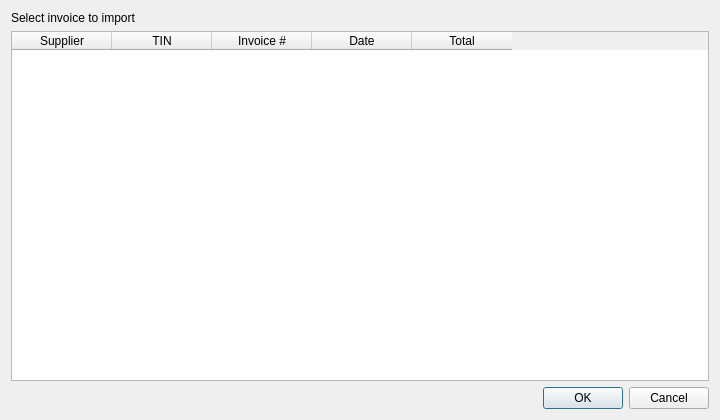
Qt form FrontDesk/dlgstoreinputxmlinvoicepick.ui (End1-1/Cafe5) before a commit.
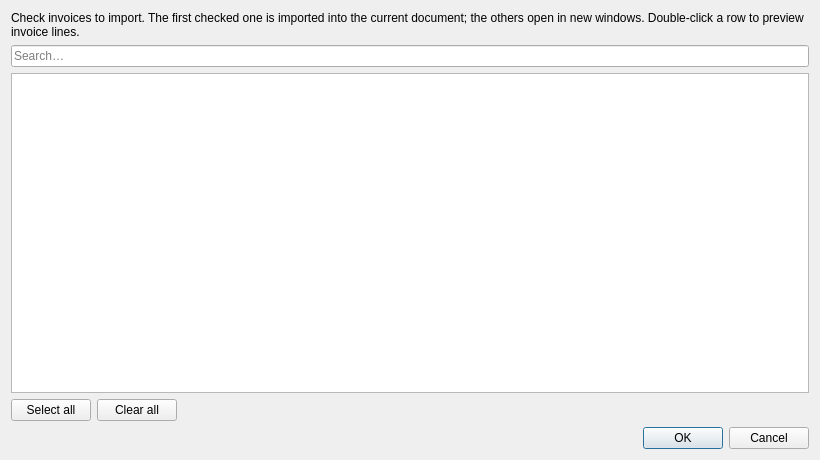
The same form after that commit.

The edit to the form file:
```diff
--- a/FrontDesk/dlgstoreinputxmlinvoicepick.ui
+++ b/FrontDesk/dlgstoreinputxmlinvoicepick.ui
@@ -6,8 +6,8 @@
    <rect>
     <x>0</x>
     <y>0</y>
-    <width>720</width>
-    <height>420</height>
+    <width>820</width>
+    <height>460</height>
    </rect>
   </property>
   <property name="windowTitle">
@@ -17,7 +17,20 @@
    <item>
     <widget class="QLabel" name="label">
      <property name="text">
-      <string>Select invoice to import</string>
+      <string>Check invoices to import. The first checked one is imported into the current document; the others open in new windows. Double-click a row to preview invoice lines.</string>
+     </property>
+     <property name="wordWrap">
+      <bool>true</bool>
+     </property>
+    </widget>
+   </item>
+   <item>
+    <widget class="QLineEdit" name="leSearch">
+     <property name="placeholderText">
+      <string>Search…</string>
+     </property>
+     <property name="clearButtonEnabled">
+      <bool>true</bool>
      </property>
     </widget>
    </item>
@@ -32,33 +45,39 @@
      <property name="editTriggers">
       <set>QAbstractItemView::EditTrigger::NoEditTriggers</set>
      </property>
-     <column>
-      <property name="text">
-       <string>Supplier</string>
-      </property>
-     </column>
-     <column>
-      <property name="text">
-       <string>TIN</string>
-      </property>
-     </column>
-     <column>
-      <property name="text">
-       <string>Invoice #</string>
-      </property>
-     </column>
-     <column>
-      <property name="text">
-       <string>Date</string>
-      </property>
-     </column>
-     <column>
-      <property name="text">
-       <string>Total</string>
-      </property>
-     </column>
     </widget>
    </item>
+   <item>
+    <layout class="QHBoxLayout" name="horizontalLayout">
+     <item>
+      <widget class="QPushButton" name="btnSelectAll">
+       <property name="text">
+        <string>Select all</string>
+       </property>
+      </widget>
+     </item>
+     <item>
+      <widget class="QPushButton" name="btnClearAll">
+       <property name="text">
+        <string>Clear all</string>
+       </property>
+      </widget>
+     </item>
+     <item>
+      <spacer name="horizontalSpacer">
+       <property name="orientation">
+        <enum>Qt::Orientation::Horizontal</enum>
+       </property>
+       <property name="sizeHint" stdset="0">
+        <size>
+         <width>40</width>
+         <height>20</height>
+        </size>
+       </property>
+      </spacer>
+     </item>
+    </layout>
+   </item>
    <item>
     <widget class="QDialogButtonBox" name="buttonBox">
      <property name="orientation">
```
Left out of the diff: 2 changed lines with no effect on the pictures.
